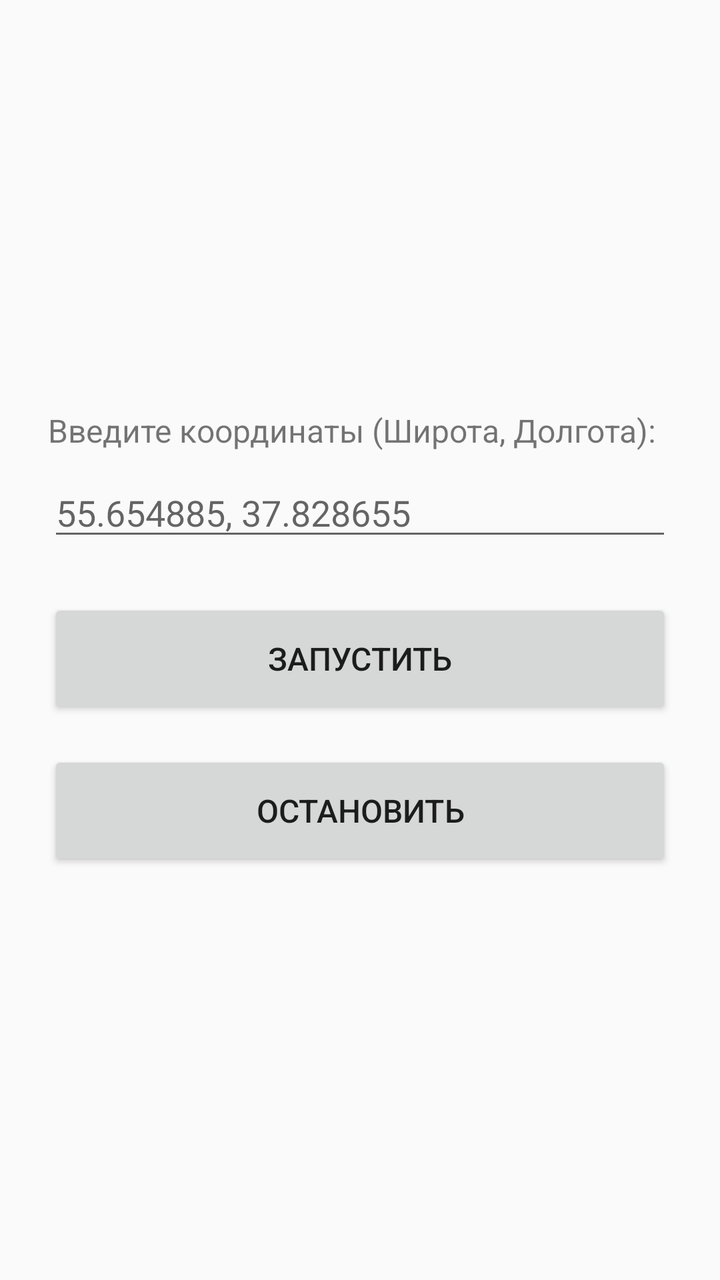
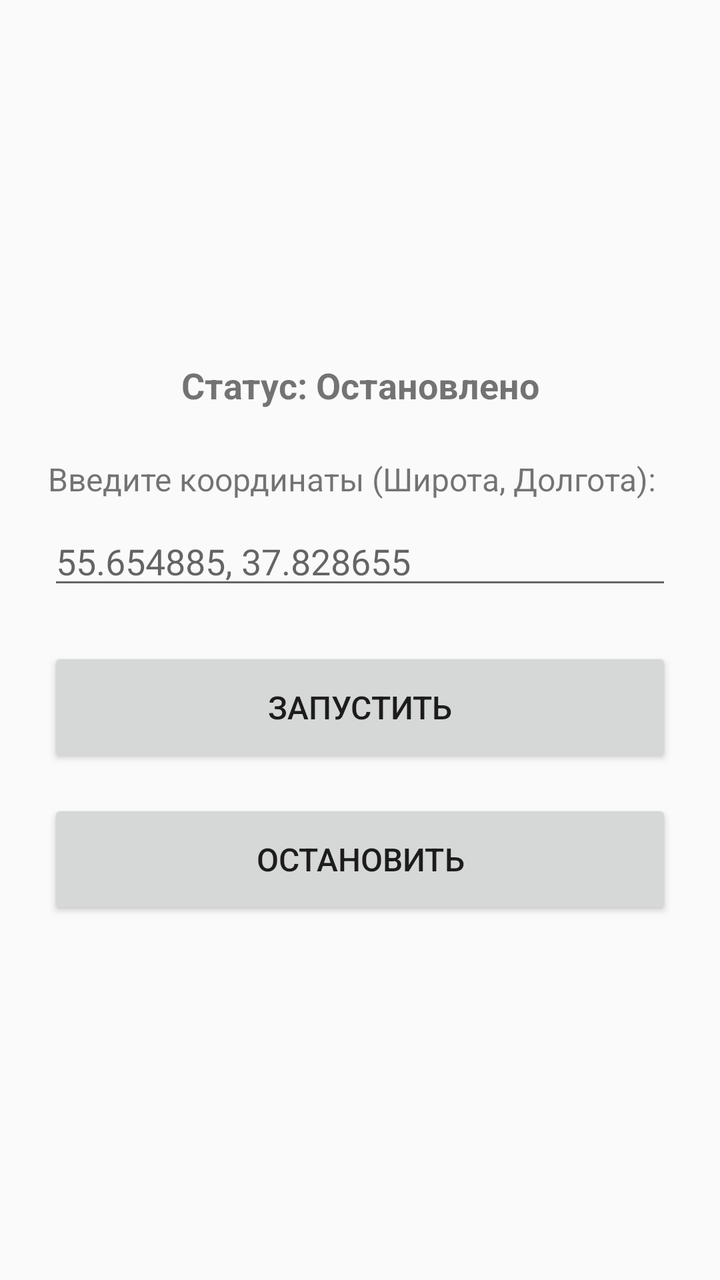

Two renders of the same Android screen: before a commit and after it. Below are the layout's source before the change and the commit's diff.
<!-- AndroidManifest.xml: application theme Theme.AppCompat.Light.DarkActionBar -->
<!-- res/layout/activity_main.xml -->
<?xml version="1.0" encoding="utf-8"?>
<LinearLayout xmlns:android="http://schemas.android.com/apk/res/android"
    android:layout_width="match_parent"
    android:layout_height="match_parent"
    android:orientation="vertical"
    android:padding="24dp"
    android:gravity="center">

    <TextView
        android:layout_width="match_parent"
        android:layout_height="wrap_content"
        android:text="Введите координаты (Широта, Долгота):"
        android:textSize="16sp"
        android:layout_marginBottom="8dp"/>

    <EditText
        android:id="@+id/etCoordinates"
        android:layout_width="match_parent"
        android:layout_height="wrap_content"
        android:hint="55.654885, 37.828655"
        android:inputType="text"
        android:layout_marginBottom="24dp"/>

    <Button
        android:id="@+id/btnStart"
        android:layout_width="match_parent"
        android:layout_height="60dp"
        android:text="ЗАПУСТИТЬ"
        android:textSize="16sp"
        android:layout_marginBottom="16dp"/>

    <Button
        android:id="@+id/btnStop"
        android:layout_width="match_parent"
        android:layout_height="60dp"
        android:text="ОСТАНОВИТЬ"
        android:textSize="16sp"/>

</LinearLayout>
<!-- resources referenced by this layout -->
<resources>

</resources>

<!-- the commit's change to res/layout/activity_main.xml (unified diff, before → after) -->
@@ -5,6 +5,16 @@
     android:orientation="vertical"
     android:padding="24dp"
     android:gravity="center">
+
+    <TextView
+        android:id="@+id/tvStatus"
+        android:layout_width="match_parent"
+        android:layout_height="wrap_content"
+        android:text="Статус: Остановлено"
+        android:textSize="18sp"
+        android:textStyle="bold"
+        android:gravity="center"
+        android:layout_marginBottom="24dp"/>
 
     <TextView
         android:layout_width="match_parent"
